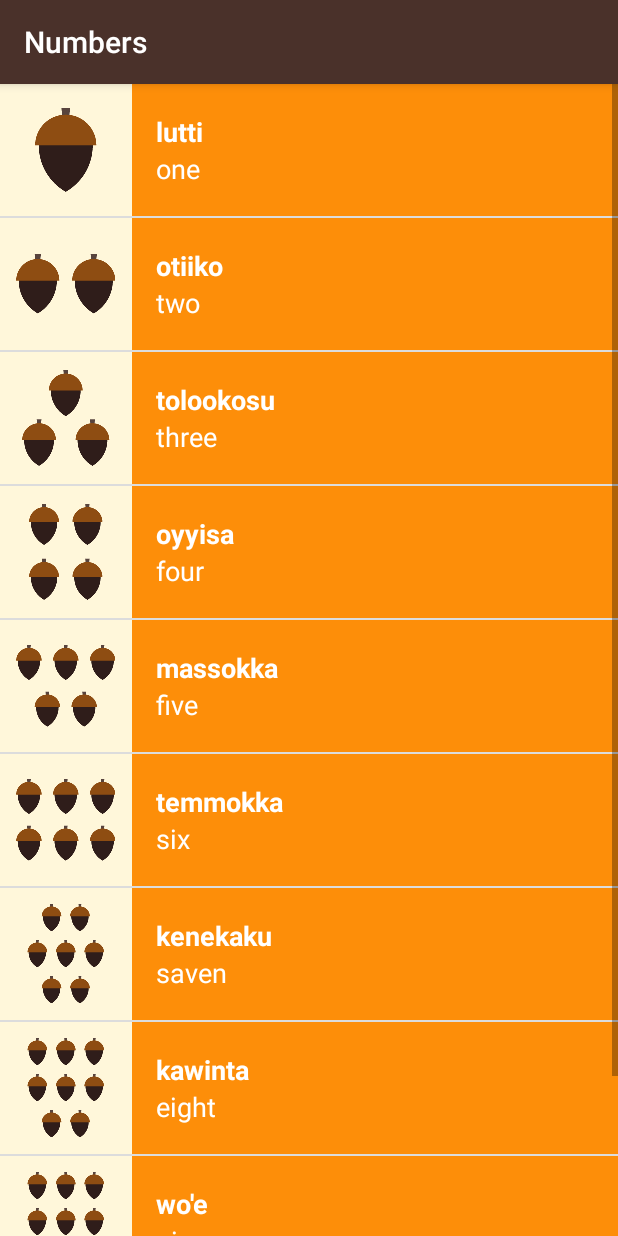
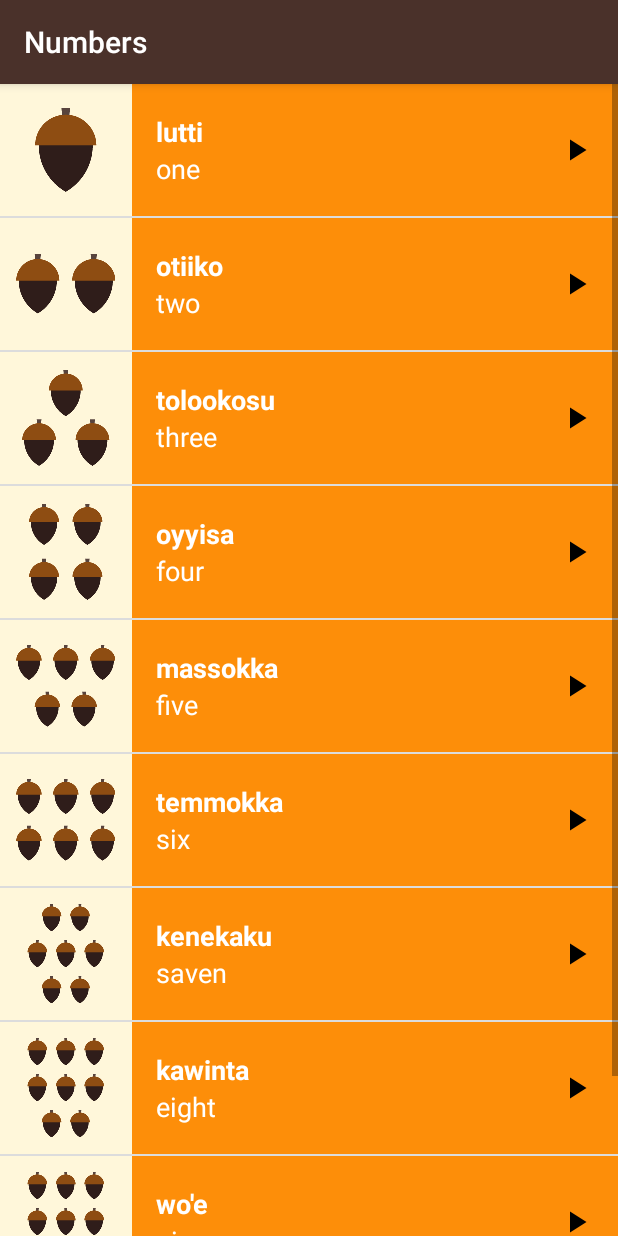
Before and after one commit to ajikamaludin/MiwokAndroidApp, an Android app: the NumberActivity screen opened directly, with no data from a screen before it, after a tap on "otiiko", on a phone screen of 412 x 824 dp. Run offline under Robolectric (Android 15) with nearby library versions, the phone set to English and light mode, and no system bars; libraries missing offline, so code that uses them is left out: android.test.suitebuilder.

Commit message:
Menambahkan Tombol Play Agar Lebih Hidup

```diff
--- a/app/src/main/java/com/example/aji/miwokapp/NumberActivity.java
+++ b/app/src/main/java/com/example/aji/miwokapp/NumberActivity.java
@@ -1,6 +1,8 @@
 package com.example.aji.miwokapp;
 
 import android.app.ActionBar;
+import android.content.Context;
+import android.media.AudioManager;
 import android.media.MediaPlayer;
 import android.support.v7.app.AppCompatActivity;
 import android.os.Bundle;
@@ -16,13 +18,46 @@ public class NumberActivity extends AppCompatActivity {
 
     MediaPlayer mediaPlayer;
 
+    private AudioManager mAudioManager;
+
     private MediaPlayer.OnCompletionListener mComplateListener = new MediaPlayer.OnCompletionListener(){
         @Override
         public void onCompletion(MediaPlayer mp){
             releaseMediaPlayer();
-            Toast.makeText(getApplicationContext(),"I'm DONE",Toast.LENGTH_SHORT).show();
+            //Toast.makeText(getApplicationContext(),"I'm DONE",Toast.LENGTH_SHORT).show();
         }
     };
+
+    AudioManager.OnAudioFocusChangeListener mOnAudioFocusChangeListener =
+            new AudioManager.OnAudioFocusChangeListener() {
+                public void onAudioFocusChange(int focusChane){
+                    if(focusChane == AudioManager.AUDIOFOCUS_LOSS_TRANSIENT ||
+                            focusChane == AudioManager.AUDIOFOCUS_LOSS_TRANSIENT_CAN_DUCK){
+                        mediaPlayer.pause();
+                        mediaPlayer.seekTo(0);
+                    } else if(focusChane == AudioManager.AUDIOFOCUS_GAIN){
+                        mediaPlayer.start();
+                    } else if(focusChane == AudioManager.AUDIOFOCUS_LOSS) {
+                        releaseMediaPlayer();
+                    }
+                }
+    };
+
+    private void releaseMediaPlayer() {
+        // If the media player is not null, then it may be currently playing a sound.
+        if (mediaPlayer != null) {
+            // Regardless of the current state of the media player, release its resources
+            // because we no longer need it.
+            mediaPlayer.release();
+            // Set the media player back to null. For our code, we've decided that
+            // setting the media player to null is an easy way to tell that the media player
+            // is not configured to play an audio file at the moment.
+            mediaPlayer = null;
+
+            //release audio
+            mAudioManager.abandonAudioFocus(mOnAudioFocusChangeListener);
+        }
+    }
 
     @Override
     protected void onCreate(Bundle savedInstanceState) {
@@ -52,6 +87,9 @@ public class NumberActivity extends AppCompatActivity {
         Log.v("NumbersActivity","Word at index -8 :" + words[8]);
         Log.v("NumbersActivity","Word at index -9 :" + words[9]);
         */
+
+        //Inisialisasi Audio Manager
+        mAudioManager = (AudioManager) getSystemService(Context.AUDIO_SERVICE);
 
         //ArrayList On Android (Stack)
 
@@ -114,13 +152,20 @@ public class NumberActivity extends AppCompatActivity {
                 //call the class
                 Word word = words.get(position);
 
-                // Logging From Class Word Have Function To String
-                // Log.v("NumbersActivity", "Current word: " + word.toString());
-                releaseMediaPlayer();
-                mediaPlayer = MediaPlayer.create(NumberActivity.this, word.getRawResourceId());
-                mediaPlayer.start();
-                mediaPlayer.setOnCompletionListener(mComplateListener);
+                //Request Audio Focus
+                int result = mAudioManager.requestAudioFocus(mOnAudioFocusChangeListener,
+                        AudioManager.STREAM_MUSIC,
+                        AudioManager.AUDIOFOCUS_GAIN
+                        );
 
+                if(result == AudioManager.AUDIOFOCUS_REQUEST_GRANTED) {
+                    // Logging From Class Word Have Function To String
+                    // Log.v("NumbersActivity", "Current word: " + word.toString());
+                    releaseMediaPlayer();
+                    mediaPlayer = MediaPlayer.create(NumberActivity.this, word.getRawResourceId());
+                    mediaPlayer.start();
+                    mediaPlayer.setOnCompletionListener(mComplateListener);
+                }
             }
         });
         //GridView
@@ -131,18 +176,10 @@ public class NumberActivity extends AppCompatActivity {
 
     }
 
-    private void releaseMediaPlayer() {
-        // If the media player is not null, then it may be currently playing a sound.
-        if (mediaPlayer != null) {
-            // Regardless of the current state of the media player, release its resources
-            // because we no longer need it.
-            mediaPlayer.release();
-            // Set the media player back to null. For our code, we've decided that
-            // setting the media player to null is an easy way to tell that the media player
-            // is not configured to play an audio file at the moment.
-            mediaPlayer = null;
-
-        }
+    @Override
+    protected void onStop() {
+        super.onStop();
+        releaseMediaPlayer();
     }
 
 }
--- a/app/src/main/res/layout/activity_main.xml
+++ b/app/src/main/res/layout/activity_main.xml
@@ -37,9 +37,4 @@
         android:text="@string/category_phrases"
         android:onClick="openPhraseActivity"/>
 
-    <TextView
-        style="@style/CategoryStyle"
-        android:background="@color/category_numbers"
-        android:text="Belajar App Android Dari Udacity\nOleh Aji Kamaludin"/>
-
 </LinearLayout>
--- a/app/src/main/res/layout/list_items.xml
+++ b/app/src/main/res/layout/list_items.xml
@@ -1,25 +1,26 @@
 <?xml version="1.0" encoding="utf-8"?>
-    <LinearLayout
-        xmlns:android="http://schemas.android.com/apk/res/android"
+<RelativeLayout xmlns:android="http://schemas.android.com/apk/res/android"
     xmlns:tools="http://schemas.android.com/tools"
     android:layout_width="match_parent"
     android:layout_height="wrap_content"
-        android:orientation="horizontal"
     android:background="@color/tan_background"
-        android:minHeight="@dimen/list_item_height"
-        >
+    android:orientation="horizontal">
 
     <ImageView
         android:id="@+id/image_item"
         android:layout_width="@dimen/list_item_height"
-            android:layout_height="@dimen/list_item_height"/>
+        android:layout_height="@dimen/list_item_height" />
 
     <LinearLayout
+        android:id="@+id/llayout"
         android:layout_width="match_parent"
-            android:layout_height="match_parent"
+        android:layout_height="@dimen/list_item_height"
+        android:layout_alignParentBottom="true"
+        android:layout_alignParentRight="true"
+        android:layout_alignParentTop="true"
+        android:layout_toRightOf="@id/image_item"
         android:orientation="vertical"
-            android:paddingLeft="16dp"
-            android:id="@+id/llayout">
+        android:paddingLeft="16dp">
 
         <TextView
             android:id="@+id/miwokTranslation"
@@ -44,4 +45,12 @@
 
     </LinearLayout>
 
-    </LinearLayout>
+    <ImageView
+        android:layout_width="24dp"
+        android:layout_height="24dp"
+        android:layout_alignParentRight="true"
+        android:layout_centerVertical="true"
+        android:layout_marginRight="16dp"
+        android:src="@drawable/ic_play_arrow_black_24dp" />
+
+</RelativeLayout>
```
Also changed, not shown: app/src/main/java/com/example/aji/miwokapp/ColorActivity.java (+55 -17 lines), app/src/main/java/com/example/aji/miwokapp/FamilyAcvtivity.java (+54 -16 lines), app/src/main/java/com/example/aji/miwokapp/PhraseActivity.java (+59 -18 lines), app/src/main/res/drawable-hdpi/ic_play_arrow_black_24dp.png (added), app/src/main/res/drawable-mdpi/ic_play_arrow_black_24dp.png (added), app/src/main/res/drawable-xhdpi/ic_play_arrow_black_24dp.png (added), app/src/main/res/drawable-xxhdpi/ic_play_arrow_black_24dp.png (added), app/src/main/res/drawable-xxxhdpi/ic_play_arrow_black_24dp.png (added). Lines whose indentation alone changed are shown as unchanged.
